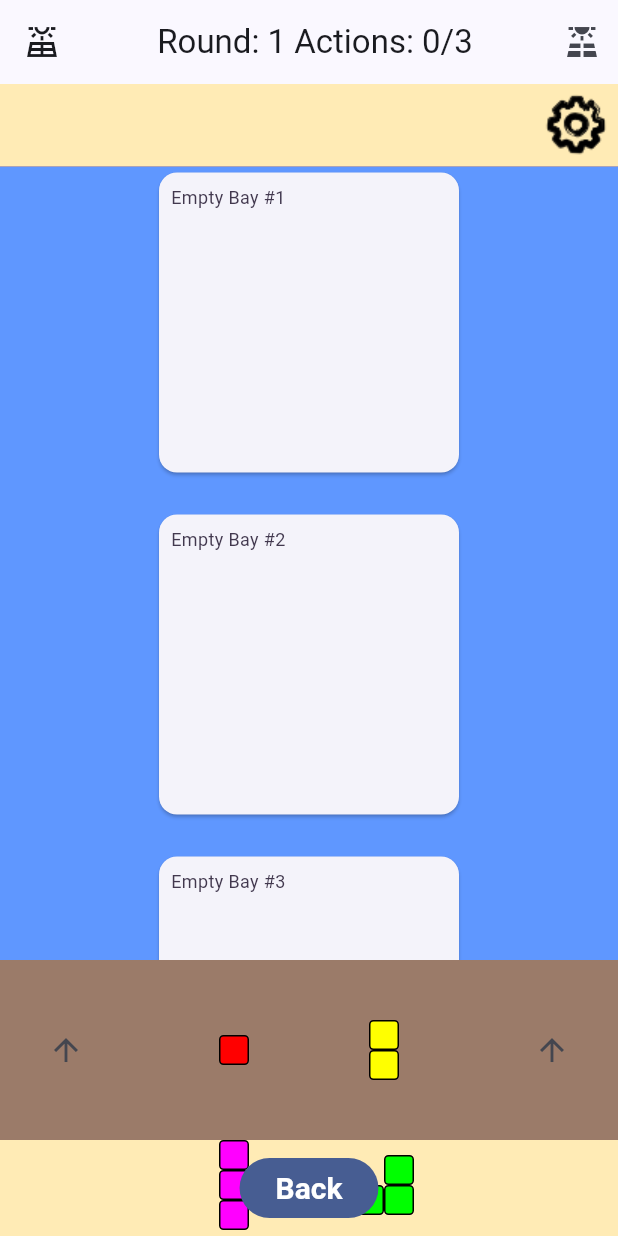
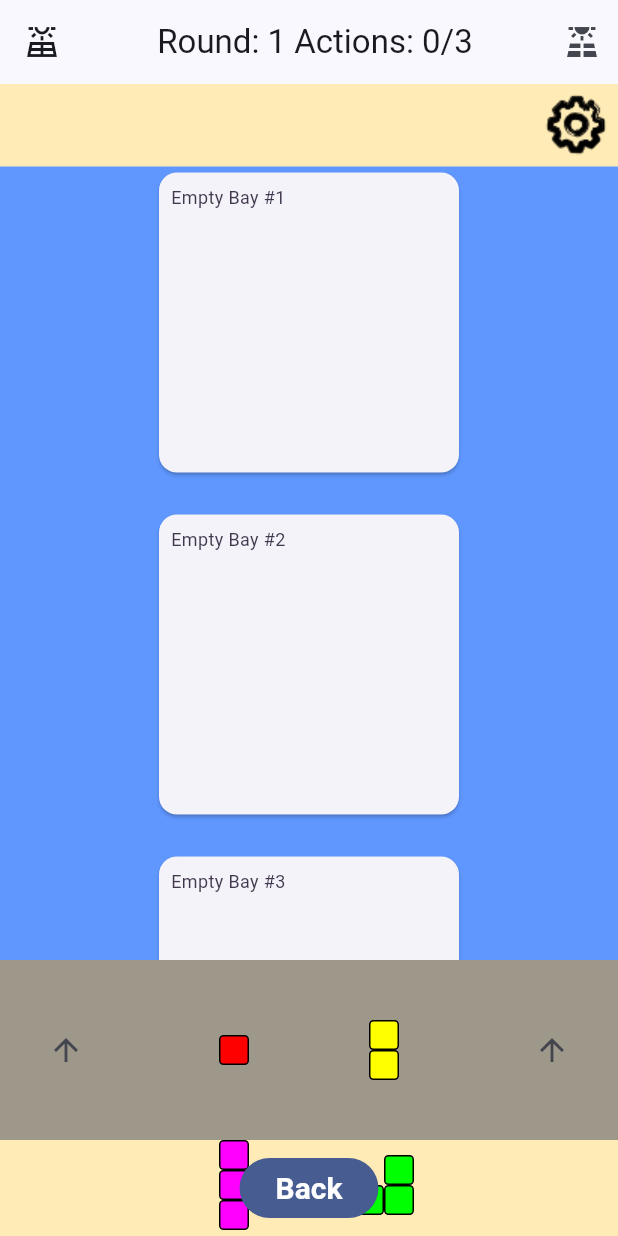
Before and after one commit to agthatch/power_panels, a Flutter app: the PlaySessionScreen screen opened by its route, after a tap on the "arrow upward" icon, after a tap on the "arrow downward" icon, on a phone screen of 412 x 824 dp. Run offline on Flutter 3.47's test engine with Material 3 defaults, Android fonts, the phone set to English and light mode, and no system bars; our stand-ins replace audioplayers, go_router, shared_preferences; accounts and stored records are empty.

Commit message:
refactor drawer internals

```diff
--- a/lib/play_session/card/play_session_screen.dart
+++ b/lib/play_session/card/play_session_screen.dart
@@ -76,33 +76,20 @@ class _PlaySessionScreenState extends State<PlaySessionScreen> {
             child: StreamBuilder(
                 stream: _boardState.easyBlueprints.getChangeStream(),
                 builder: (context, child) {
-                  return ListView(
-                    children: [
-                      const DrawerHeader(child: Text("Available Blueprints")),
-                      ..._blueprintWidgets(
-                          _boardState.easyBlueprints.getNextBlueprints(4))
-                    ],
-                  );
+                  return createDrawerInternals(
+                      header: Text("Available Blueprints"),
+                      content: _blueprintWidgets(
+                          _boardState.easyBlueprints.getNextBlueprints(4)));
                 }),
           ),
           endDrawer: Drawer(
               child: StreamBuilder(
                   stream: _boardState.solarFarm.playerChanges,
                   builder: (context, child) {
-                    return ListView(
-                      children: [
-                        SizedBox(
-                          height: 100,
-                          child: DrawerHeader(
-                              decoration: BoxDecoration(
-                                color: Colors.blue,
-                              ),
-                              child: Text(
-                                  "Total Daily Production: ${_boardState.solarFarm.dailyGeneration()}")),
-                        ),
-                        ..._boardState.solarFarm.getWidgets()
-                      ],
-                    );
+                    return createDrawerInternals(
+                        header: Text(
+                            "Total Daily Production: ${_boardState.solarFarm.dailyGeneration()}"),
+                        content: _boardState.solarFarm.getWidgets());
                   })),
           body: Stack(
             children: [
@@ -122,10 +109,7 @@ class _PlaySessionScreenState extends State<PlaySessionScreen> {
                       ),
                     ),
                   ),
-                  Expanded(
-                      child: Container(
-                          color: Color.fromRGBO(240, 76, 0, 0.749),
-                          child: BoardWidget())),
+                  Expanded(child: BoardWidget()),
                   Padding(
                     padding: const EdgeInsets.all(8.0),
                     child: WiggleButton(
@@ -252,6 +236,42 @@ List<Widget> _blueprintWidgets(List<Blueprint> nextBlueprints) {
   return nextBlueprints.map((e) => BlueprintWidget(blueprint: e)).toList();
 }
 
+Row _paddedRow(Widget w) {
+  return Row(
+    children: [Spacer(), w, Spacer()],
+  );
+}
+
+Widget createDrawerInternals(
+    {required Widget header, required List<Widget> content}) {
+  return Column(
+    children: <Widget>[
+      // Frozen header
+      Container(
+        height: 100, // Height of the frozen header
+        color: Colors.blue,
+        child: Center(
+          child: header,
+        ),
+      ),
+      // Scrollable list of items
+      Expanded(
+        child: ListView.builder(
+          itemCount: content.length,
+          itemBuilder: (context, index) {
+            // Generate dynamic items based on data
+            final item = content[index];
+            return ListTile(
+              title: _paddedRow(item),
+              // Add any desired properties to the ListTile
+            );
+          },
+        ),
+      ),
+    ],
+  );
+}
+
 BlueprintProvider _hardBlueprints() {
   PrefabBlueprintProvider provider = PrefabBlueprintProvider();
 
```
